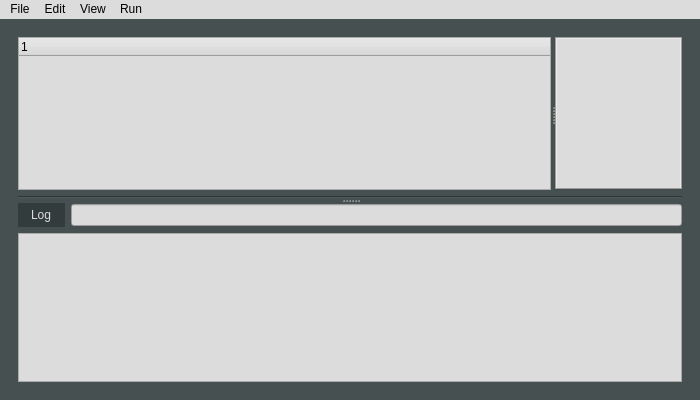
This is gui/ui_files/mainwindow.ui in OSUDSL/pydre as Qt 5 draws it before an edit. The edited form follows.
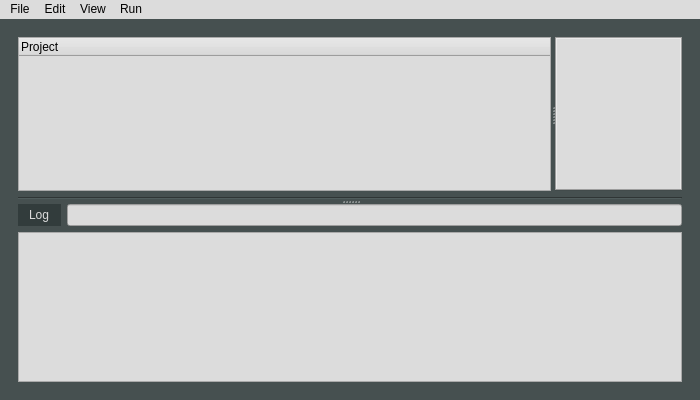
This is the edited form. The open tabs and pages were chosen to show the change. Icons and pictures are not drawn.

Commit message: Updated temporary style to make text more readable

The edit to the form file:
```diff
--- a/gui/ui_files/mainwindow.ui
+++ b/gui/ui_files/mainwindow.ui
@@ -203,7 +203,14 @@
                </property>
                <column>
                 <property name="text">
-                 <string notr="true">1</string>
+                 <string notr="true">Project</string>
+                </property>
+                <property name="background">
+                 <color>
+                  <red>50</red>
+                  <green>60</green>
+                  <blue>60</blue>
+                 </color>
                 </property>
                </column>
               </widget>
@@ -251,10 +258,10 @@
                 <property name="styleSheet">
                  <string notr="true">color: rgb(220, 220, 220);
 background-color: rgb(50, 60, 60);
-padding-left: 10px;
-padding-right: 10px;
-padding-top: 5px;
-padding-bottom: 5px;
+padding-left: 8px;
+padding-right: 8px;
+padding-top: 4px;
+padding-bottom: 4px;
 font: 75 10pt &quot;Arial&quot;;</string>
                 </property>
                 <property name="text">
```
Left out of the diff: 4 changed lines with no effect on the pictures.
